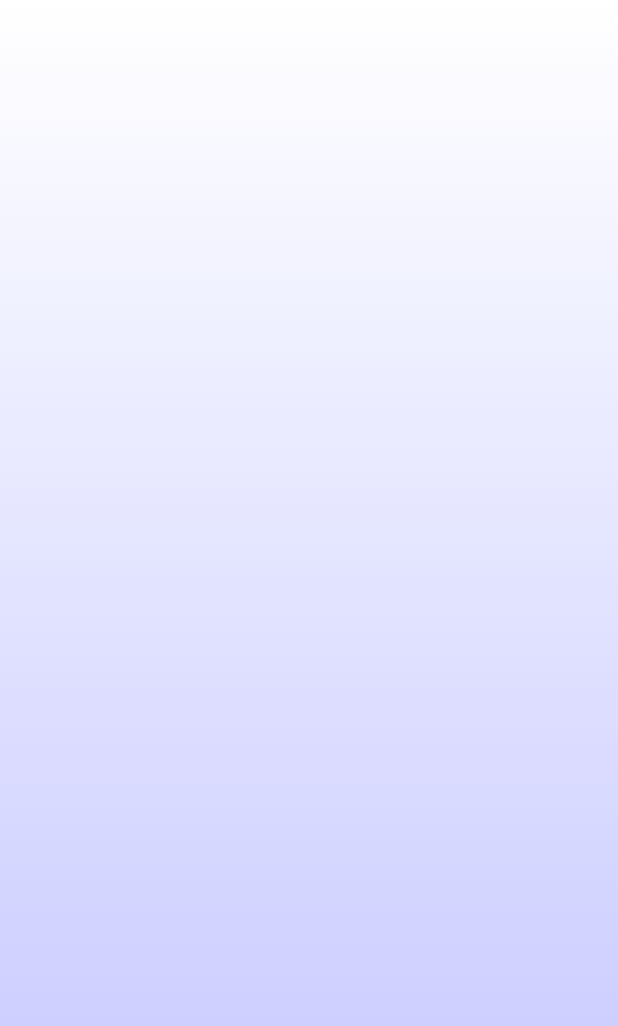
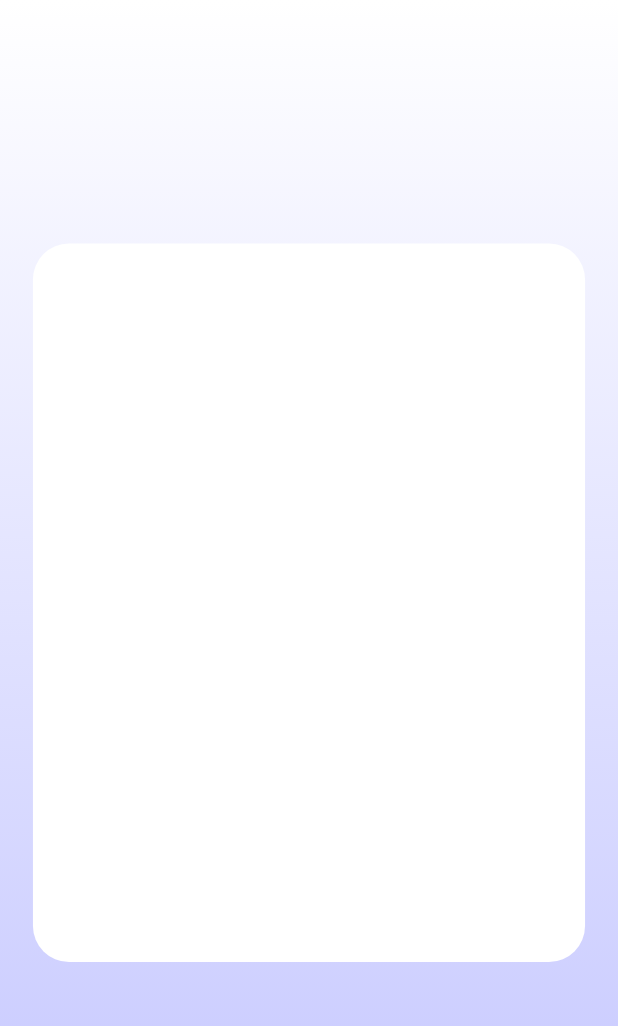
Before and after one commit to RayMasoumi/nobitok, a Flutter app: the screen it shows after launch, on a phone screen of 412 x 824 dp. Shown: the top 1026 px of the screen. Run offline on Flutter 3.47's test engine with Material 2 defaults, Android fonts, the phone set to English and light mode, and no system bars; our stand-ins replace flutter_bloc, flutter_screenutil.

Commit message:
finally figured out how to work with screen utils

```diff
--- /dev/null
+++ b/lib/constants/sizes.dart
@@ -0,0 +1,2 @@
+const kWidth = 375.0;
+const kHeight = 812.0;
--- a/lib/presentation/screens/login_screen.dart
+++ b/lib/presentation/screens/login_screen.dart
@@ -1,16 +1,37 @@
 import 'package:flutter/material.dart';
-import 'package:nobitok/constants/colors.dart';
+import 'package:flutter_screenutil/flutter_screenutil.dart';
+
+import '../../constants/colors.dart';
+import '../widgets/horizontal_padding.dart';
 
 class LoginScreen extends StatelessWidget {
   const LoginScreen({super.key});
 
   @override
-  Widget build(BuildContext context) {
+  build(BuildContext context) {
     return Scaffold(
       resizeToAvoidBottomInset: false,
-      body: SafeArea(
-        child: Container(
-          decoration: kLoginScreenBackgroundColor,
+      body: Container(
+        decoration: kLoginScreenBackgroundColor,
+        child: HorizontalPadding(
+          child: Column(
+            crossAxisAlignment: CrossAxisAlignment.center,
+            children: [
+              SizedBox(
+                height: 160.h,
+              ),
+              Container(
+                width: 335.w,
+                height: 472.h,
+                decoration: ShapeDecoration(
+                  color: Colors.white,
+                  shape: RoundedRectangleBorder(
+                    borderRadius: BorderRadius.circular(24),
+                  ),
+                ),
+              ),
+            ],
+          ),
         ),
       ),
     );
--- /dev/null
+++ b/lib/presentation/widgets/horizontal_padding.dart
@@ -0,0 +1,23 @@
+import 'package:flutter/material.dart';
+import 'package:flutter_screenutil/flutter_screenutil.dart';
+
+class HorizontalPadding extends StatelessWidget {
+  const HorizontalPadding({
+    super.key,
+    required this.child,
+  });
+
+  final Widget child;
+
+  @override
+  Widget build(BuildContext context) {
+    return SafeArea(
+      child: Padding(
+        padding: EdgeInsets.symmetric(
+          horizontal: 20.w,
+        ),
+        child: child,
+      ),
+    );
+  }
+}
```
Also changed, not shown: lib/main.dart (+10 -89 lines), pubspec.yaml (+4 -4 lines), assets/images/grey_pin.png (added).
